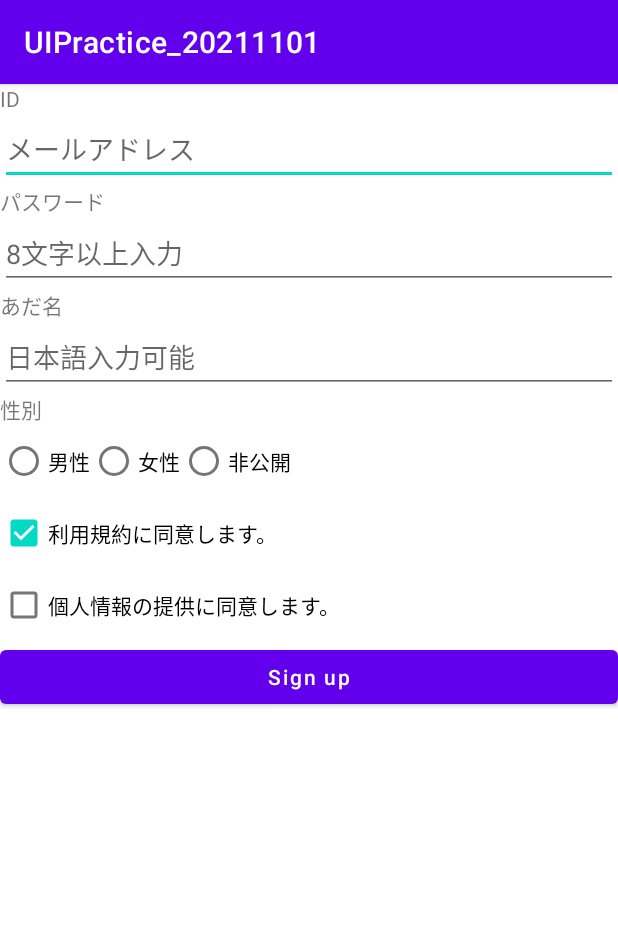
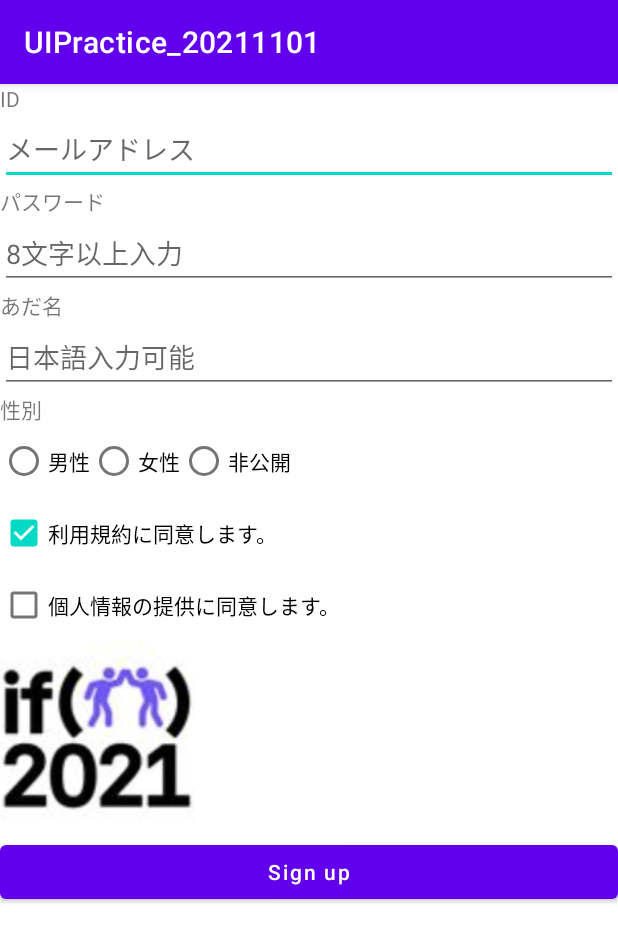
Before and after one commit to clearsky77/UIPractice_20211101, an Android app: the screen it shows after launch (MainActivity), on a phone screen of 412 x 824 dp. Shown: the top 942 px of the screen. Run offline under Robolectric (Android 15) with nearby library versions, the phone set to English and light mode, and no system bars.

Commit message:
ImageViewの例

```diff
--- a/app/src/main/res/layout/activity_main.xml
+++ b/app/src/main/res/layout/activity_main.xml
@@ -67,6 +67,12 @@
         android:layout_width="wrap_content"
         android:layout_height="wrap_content"
         android:text="個人情報の提供に同意します。"/>
+    <ImageView
+        android:layout_width="130dp"
+        android:layout_height="130dp"
+        android:scaleType="centerCrop"
+        android:src="@drawable/logo_if_kakao"/>
+
     <Button
         android:layout_width="match_parent"
         android:layout_height="wrap_content"
```
Also changed, not shown: app/src/main/res/drawable/logo_if_kakao.JPG (added).
